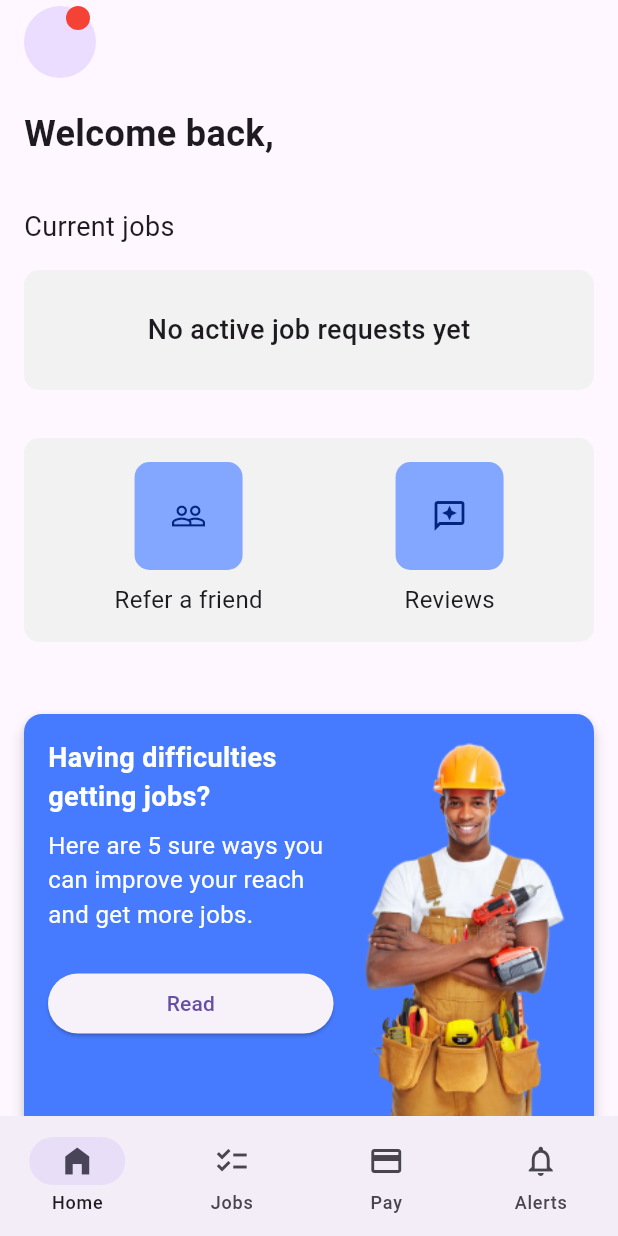
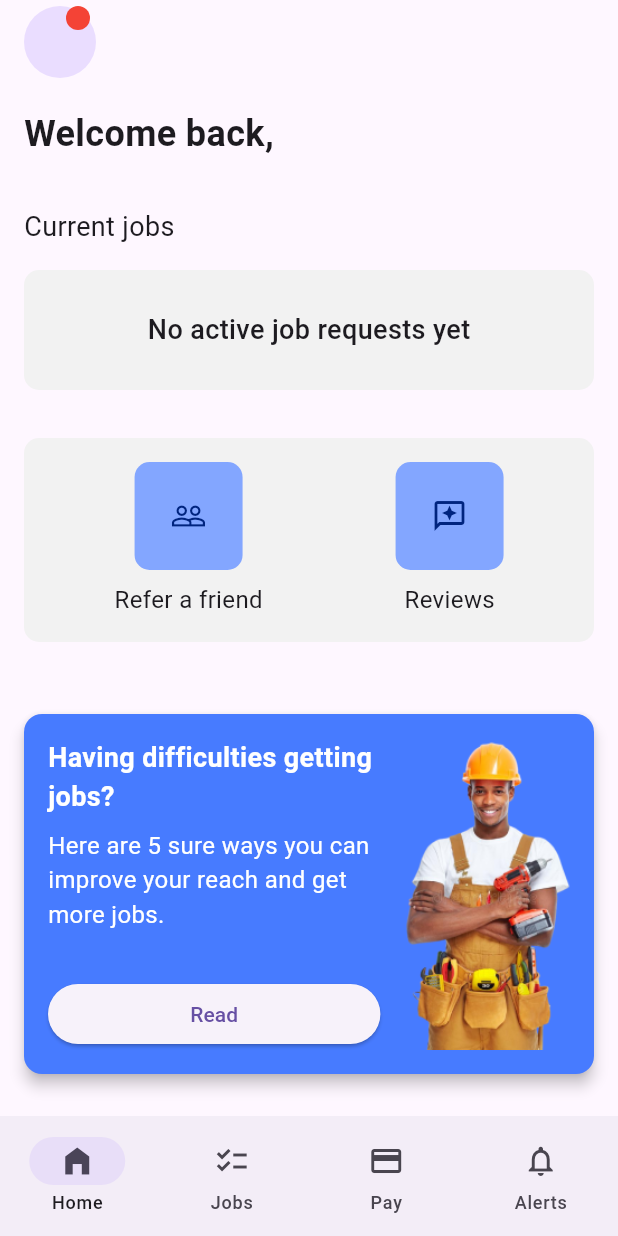
Before and after one commit to mitchellnwakusor/on_demand, a Flutter app: the ArtisanHomeScreen screen opened directly, on a phone screen of 412 x 824 dp. Run offline on Flutter 3.47's test engine with Material 3 defaults, Android fonts, the light colour scheme and no system bars; our stand-ins replace awesome_dialog, cloud_firestore, connectivity_plus, file_picker, firebase_auth, firebase_core and 5 more; missing offline and left inert: firebase_ui_auth, firebase_ui_oauth_facebook, firebase_ui_oauth_google; accounts and stored records are empty.

```diff
--- a/lib/UI/Screens/home_screen.dart
+++ b/lib/UI/Screens/home_screen.dart
@@ -442,7 +442,8 @@ class ArtisanHomeWidget extends StatelessWidget {
               margin: const EdgeInsets.symmetric(vertical: 32),
               elevation: 4,
               color: const Color(0xff477BFF),
-              child: Padding(
+              child: Container(
+                height: 240,
                 padding: const EdgeInsets.only(left:16.0,top: 16,bottom: 16),
                 child: Row(
                   crossAxisAlignment: CrossAxisAlignment.start,
@@ -464,7 +465,7 @@ class ArtisanHomeWidget extends StatelessWidget {
                             ),
                             softWrap: true,
                           ),
-                          const SizedBox(height: 24,),
+                          const Spacer(),
                           ElevatedButton(onPressed: (){}, child: const Text('Read'))
 
                         ],
```
Also changed, not shown: lib/UI/Screens/profile_screen.dart (+33 -7 lines).
